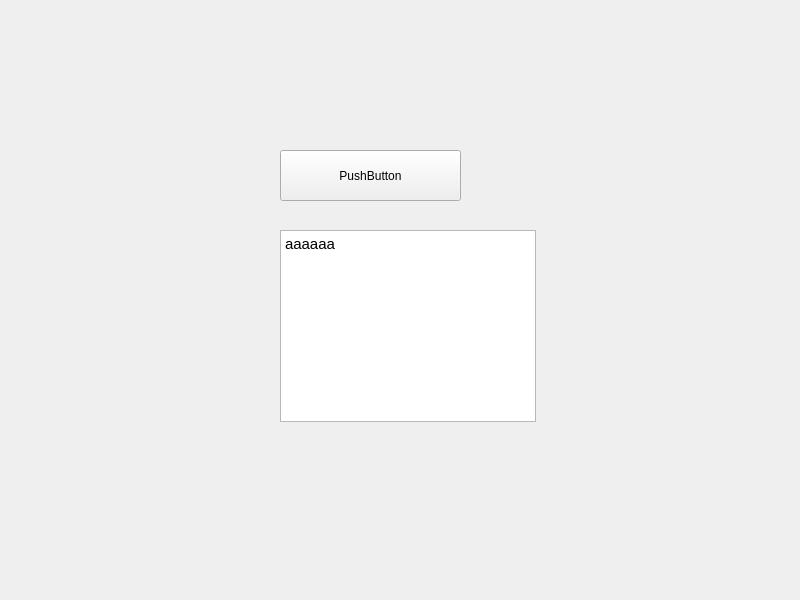
Qt form trade_monitor/trade_monitor/gui_monitor.ui (takkin-takilog/namake-trader) before a commit.
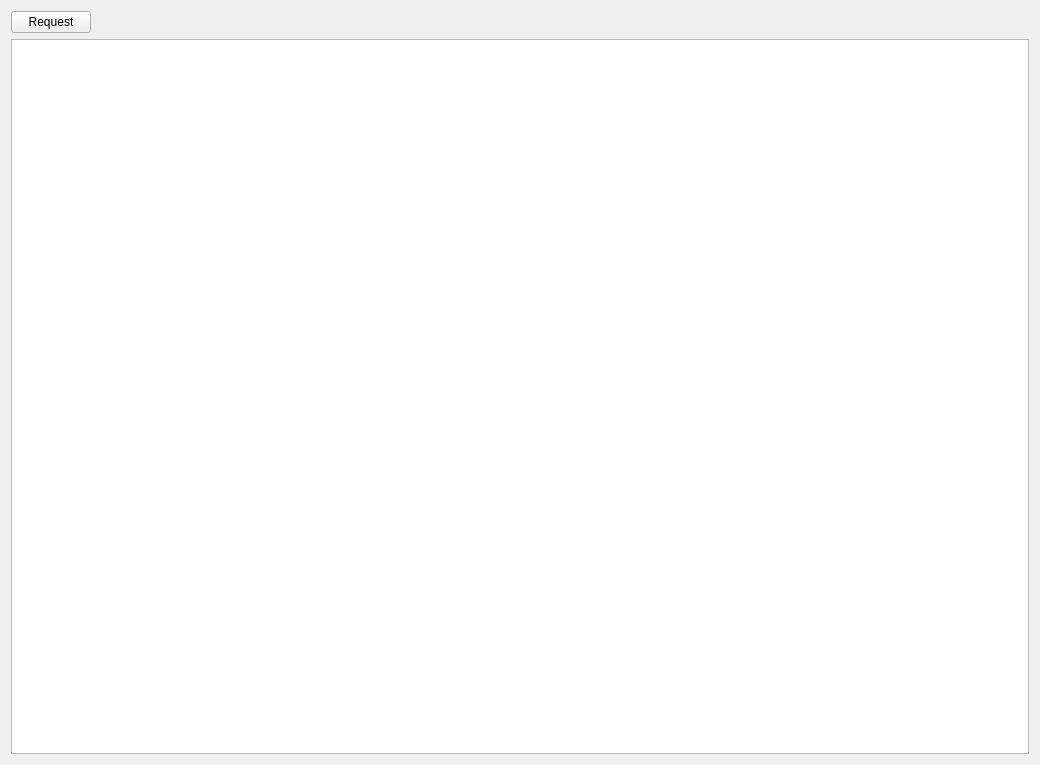
The same form after that commit.

Diff of the .ui file:
```diff
--- a/trade_monitor/trade_monitor/gui_monitor.ui
+++ b/trade_monitor/trade_monitor/gui_monitor.ui
@@ -6,43 +6,48 @@
    <rect>
     <x>0</x>
     <y>0</y>
-    <width>800</width>
-    <height>600</height>
+    <width>1040</width>
+    <height>765</height>
    </rect>
   </property>
+  <property name="sizePolicy">
+   <sizepolicy hsizetype="Fixed" vsizetype="Preferred">
+    <horstretch>0</horstretch>
+    <verstretch>0</verstretch>
+   </sizepolicy>
+  </property>
   <property name="windowTitle">
    <string>GuiMonitor</string>
   </property>
-  <widget class="QPushButton" name="pushButton">
-   <property name="geometry">
-    <rect>
-     <x>280</x>
-     <y>150</y>
-     <width>181</width>
-     <height>51</height>
-    </rect>
-   </property>
-   <property name="text">
-    <string>PushButton</string>
-   </property>
-  </widget>
-  <widget class="QTextBrowser" name="textBrowser">
-   <property name="geometry">
-    <rect>
-     <x>280</x>
-     <y>230</y>
-     <width>256</width>
-     <height>192</height>
-    </rect>
-   </property>
-   <property name="html">
-    <string>&lt;!DOCTYPE HTML PUBLIC &quot;-//W3C//DTD HTML 4.0//EN&quot; &quot;http://www.w3.org/TR/REC-html40/strict.dtd&quot;&gt;
-&lt;html&gt;&lt;head&gt;&lt;meta name=&quot;qrichtext&quot; content=&quot;1&quot; /&gt;&lt;style type=&quot;text/css&quot;&gt;
-p, li { white-space: pre-wrap; }
-&lt;/style&gt;&lt;/head&gt;&lt;body style=&quot; font-family:'Ubuntu'; font-size:11pt; font-weight:400; font-style:normal;&quot;&gt;
-&lt;p style=&quot; margin-top:0px; margin-bottom:0px; margin-left:0px; margin-right:0px; -qt-block-indent:0; text-indent:0px;&quot;&gt;aaaaaa&lt;/p&gt;&lt;/body&gt;&lt;/html&gt;</string>
-   </property>
-  </widget>
+  <layout class="QGridLayout" name="gridLayout">
+   <item row="1" column="0">
+    <widget class="QGraphicsView" name="graphicsView_candlestickchart"/>
+   </item>
+   <item row="0" column="0">
+    <layout class="QHBoxLayout" name="horizontalLayout">
+     <item>
+      <widget class="QPushButton" name="pushButton_SrvReq">
+       <property name="text">
+        <string>Request</string>
+       </property>
+      </widget>
+     </item>
+     <item>
+      <spacer name="horizontalSpacer">
+       <property name="orientation">
+        <enum>Qt::Horizontal</enum>
+       </property>
+       <property name="sizeHint" stdset="0">
+        <size>
+         <width>40</width>
+         <height>20</height>
+        </size>
+       </property>
+      </spacer>
+     </item>
+    </layout>
+   </item>
+  </layout>
  </widget>
  <resources/>
  <connections>
```
Left out of the diff: 19 changed lines with no effect on the pictures.
